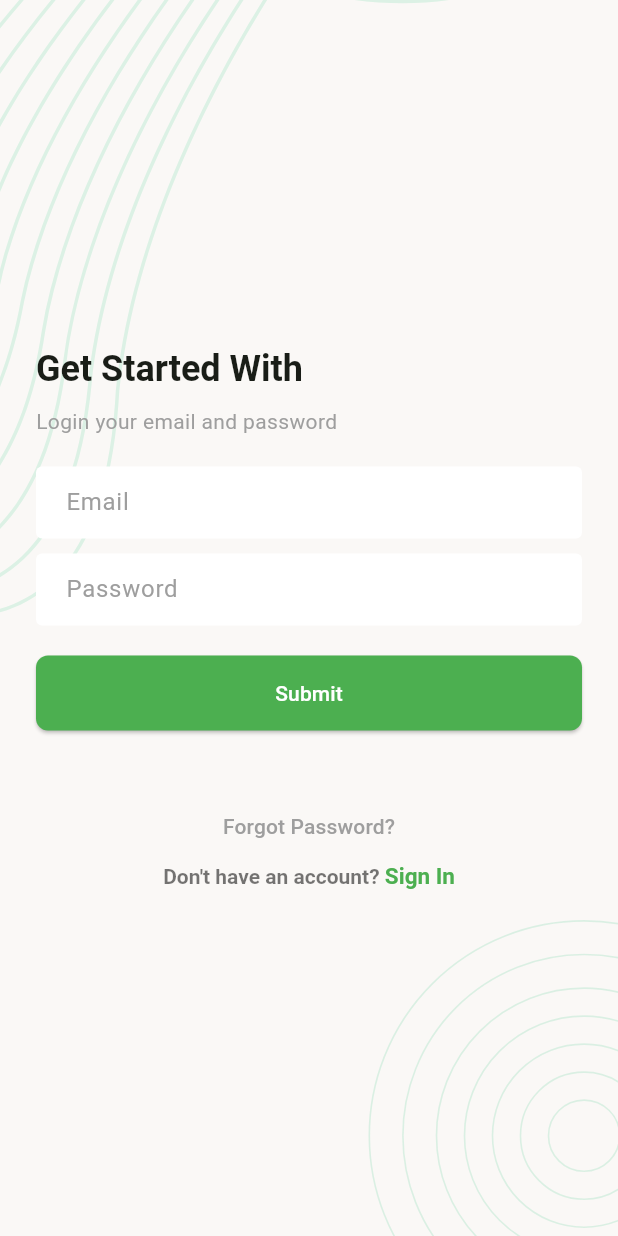
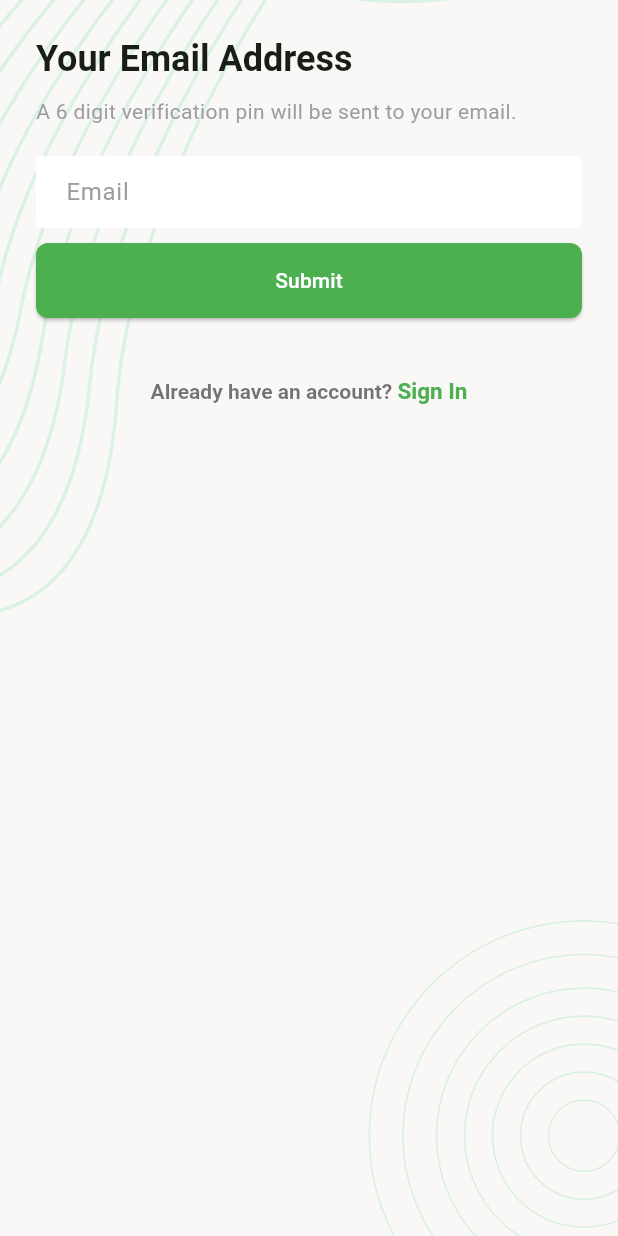
Before and after one commit to mehedyhasanmiraz/new_task, a Flutter app: the screen it shows after launch, after a tap on "Forgot Password?", on a phone screen of 412 x 824 dp. Run offline on Flutter 3.47's test engine with Material 3 defaults, Android fonts, the phone set to English and light mode, and no system bars; our stand-ins replace flutter_svg, pin_code_fields.

```diff
--- a/lib/app.dart
+++ b/lib/app.dart
@@ -12,6 +12,7 @@ class TaskManagerApp extends StatelessWidget {
         colorSchemeSeed: Colors.green,
         textTheme: TextTheme(
           titleLarge: TextStyle(fontSize: 24,fontWeight: FontWeight.w600),
+          bodyMedium: TextStyle(fontWeight: FontWeight.w400,color: Colors.grey),
         ),
         elevatedButtonTheme: ElevatedButtonThemeData(
           style: ElevatedButton.styleFrom(
--- /dev/null
+++ b/lib/ui/screens/forgot_password_verify_screen.dart
@@ -0,0 +1,102 @@
+import 'package:flutter/gestures.dart';
+import 'package:flutter/material.dart';
+import 'package:flutter_svg/svg.dart';
+import 'package:new_task/ui/screens/login_screen.dart';
+import 'package:new_task/ui/screens/pin_verification_screen.dart';
+import 'package:new_task/ui/screens/register_screen.dart';
+import 'package:new_task/ui/widgets/screen_background.dart';
+
+import '../utills/assets_path.dart';
+
+class ForgotPasswordVerifyScreen extends StatefulWidget {
+  const ForgotPasswordVerifyScreen({super.key});
+
+  @override
+  State<ForgotPasswordVerifyScreen> createState() => _ForgotPasswordVerifyScreen();
+}
+
+class _ForgotPasswordVerifyScreen extends State<ForgotPasswordVerifyScreen> {
+
+  final TextEditingController _emailTEController = TextEditingController();
+  final GlobalKey<FormState> _formKey = GlobalKey<FormState>();
+
+
+
+  @override
+  Widget build(BuildContext context) {
+    return Scaffold(
+      body: ScreenBackground(
+        child: SingleChildScrollView(
+          child: Padding(
+            padding: const EdgeInsets.all(24.0),
+            child: Form(
+              key: _formKey,
+              child: Column(
+                crossAxisAlignment: CrossAxisAlignment.start,
+                mainAxisAlignment: MainAxisAlignment.center,
+                children: [
+                  Text("Your Email Address", style: TextTheme.of(context).titleLarge),
+                  SizedBox(height: 10),
+                  Text("A 6 digit verification pin will be sent to your email.",style:Theme.of(context).textTheme.bodyMedium,),
+                  SizedBox(height: 20),
+                  TextFormField(
+                      controller: _emailTEController,
+                      textInputAction: TextInputAction.next,
+                      keyboardType: TextInputType.emailAddress,
+                      decoration: InputDecoration(hintText: "Email")),
+                  SizedBox(height: 10),
+
+                  Container(
+                    height: 50,
+                    child: ElevatedButton(onPressed: _onTapSubmitButton,
+                        child: Text("Submit")),
+                  ),
+
+                  SizedBox(height: 40),
+                  Center(
+                    child: RichText(
+                      text: TextSpan(
+                        children: [
+                          TextSpan(
+                            text: "Already have an account? ",
+                            style: TextStyle(
+                              fontSize: 14,
+                              fontWeight: FontWeight.w600,
+                              color: Colors.black54,
+                            ),
+                          ),
+                          TextSpan(text: "Sign In",
+                            style: TextStyle(
+                              fontSize: 15,
+                              fontWeight: FontWeight.w600,
+                              color: Colors.green,
+                            ),
+                            recognizer: TapGestureRecognizer()..onTap = _onTapSignInButton,
+                          ),
+                        ],
+                      ),
+                    ),
+                  )
+                ],
+              ),
+            ),
+          ),
+        ),
+      ),
+    );
+  }
+
+  _onTapSubmitButton(){
+    Navigator.push(context, MaterialPageRoute(builder: (context)=>PinVerificationScreen()));
+  }
+
+  void _onTapSignInButton(){
+    Navigator.pop(context);
+  }
+
+  @override
+  void dispose() {
+    _emailTEController.dispose();
+    super.dispose();
+  }
+}
--- a/lib/ui/screens/login_screen.dart
+++ b/lib/ui/screens/login_screen.dart
@@ -1,6 +1,8 @@
 import 'package:flutter/gestures.dart';
 import 'package:flutter/material.dart';
 import 'package:flutter_svg/svg.dart';
+import 'package:new_task/ui/screens/forgot_password_verify_screen.dart';
+import 'package:new_task/ui/screens/register_screen.dart';
 import 'package:new_task/ui/widgets/screen_background.dart';
 
 import '../utills/assets_path.dart';
@@ -13,23 +15,41 @@ class LoginScreen extends StatefulWidget {
 }
 
 class _LoginScreenState extends State<LoginScreen> {
+
+  final TextEditingController _emailTEController = TextEditingController();
+  final TextEditingController _passwordTEController = TextEditingController();
+  final GlobalKey<FormState> _formKey = GlobalKey<FormState>();
+
+
+
   @override
   Widget build(BuildContext context) {
     return Scaffold(
       body: ScreenBackground(
+        child: SingleChildScrollView(
           child: Padding(
+
             padding: const EdgeInsets.all(24.0),
+            child: Form(
+              key: _formKey,
               child: Column(
                 crossAxisAlignment: CrossAxisAlignment.start,
                 mainAxisAlignment: MainAxisAlignment.center,
                 children: [
                   Text("Get Started With", style: TextTheme.of(context).titleLarge),
                   SizedBox(height: 10),
-              Text("Login your email and password",style: TextStyle(color: Colors.grey),),
+                  Text("Login with your email and password",style: Theme.of(context).textTheme.bodyMedium),
                   SizedBox(height: 20),
-              TextFormField(decoration: InputDecoration(hintText: "Email")),
+                  TextFormField(
+                    controller: _emailTEController,
+                      textInputAction: TextInputAction.next,
+                      keyboardType: TextInputType.emailAddress,
+                      decoration: InputDecoration(hintText: "Email")),
                   SizedBox(height: 10),
-              TextFormField(decoration: InputDecoration(hintText: "Password")),
+                  TextFormField(
+                      textInputAction: TextInputAction.next,
+                    controller: _passwordTEController,
+                      decoration: InputDecoration(hintText: "Password")),
                   SizedBox(height: 20),
                   Container(
                     height: 50,
@@ -60,13 +80,13 @@ class _LoginScreenState extends State<LoginScreen> {
                                   color: Colors.black54,
                                 ),
                               ),
-                          TextSpan(text: "Sign In",
+                              TextSpan(text: "Sign Up",
                                 style: TextStyle(
                                   fontSize: 15,
                                   fontWeight: FontWeight.w600,
                                   color: Colors.green,
                                 ),
-                            recognizer: TapGestureRecognizer()..onTap = _onTapSignInButton,
+                                recognizer: TapGestureRecognizer()..onTap = _onTapSignUpButton,
                               ),
                             ],
                           ),
@@ -78,9 +98,22 @@ class _LoginScreenState extends State<LoginScreen> {
               ),
             ),
           ),
+        ),
+      ),
     );
   }
 
-  void onTapForgotPassword(){}
-  void _onTapSignInButton(){}
+  void onTapForgotPassword(){
+    Navigator.push(context, MaterialPageRoute(builder: (context)=>ForgotPasswordVerifyScreen()));
   }
+  void _onTapSignUpButton(){
+    Navigator.push(context, MaterialPageRoute(builder: (context)=>RegisterScreen()));
+  }
+
+  @override
+  void dispose() {
+    _emailTEController.dispose();
+    _passwordTEController.dispose();
+    super.dispose();
+  }
+}
--- a/pubspec.yaml
+++ b/pubspec.yaml
@@ -35,6 +35,7 @@ dependencies:
   # Use with the CupertinoIcons class for iOS style icons.
   cupertino_icons: ^1.0.8
   flutter_svg: ^2.2.0
+  pin_code_fields: ^8.0.1
 
 dev_dependencies:
   flutter_test:
```
Also changed, not shown: lib/ui/screens/pin_verification_screen.dart (added, +120 -0 lines), lib/ui/screens/register_screen.dart (added, +135 -0 lines), lib/ui/screens/reset_password_screen.dart (added, +107 -0 lines), pubspec.lock. Lines whose indentation alone changed are shown as unchanged.
